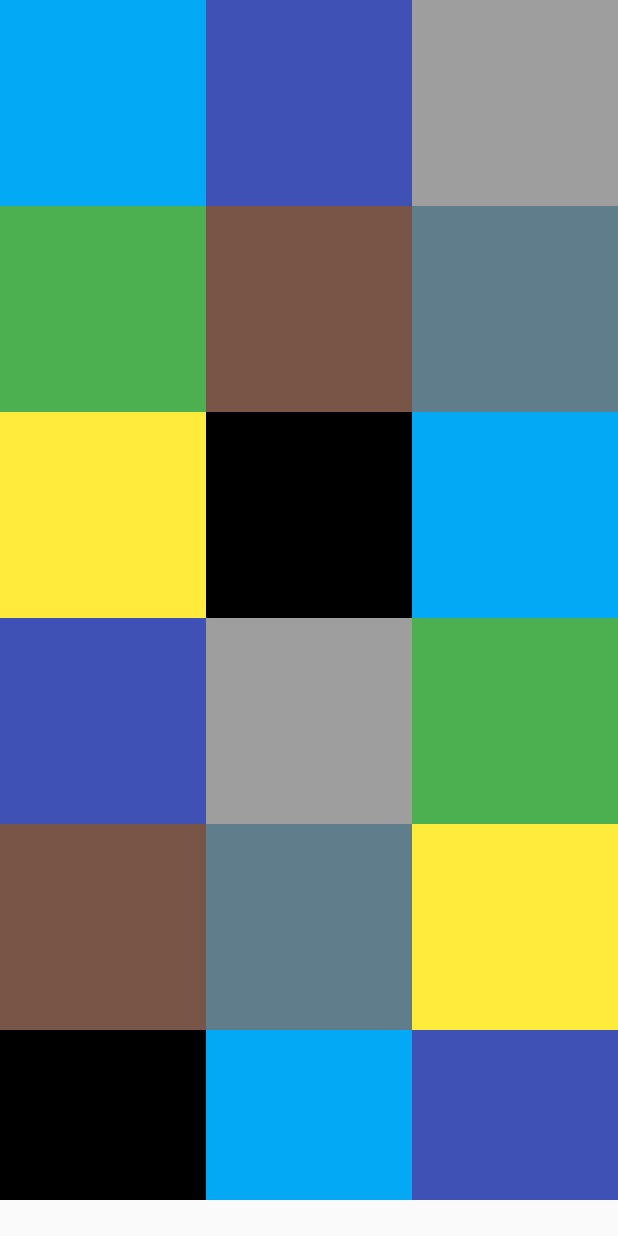
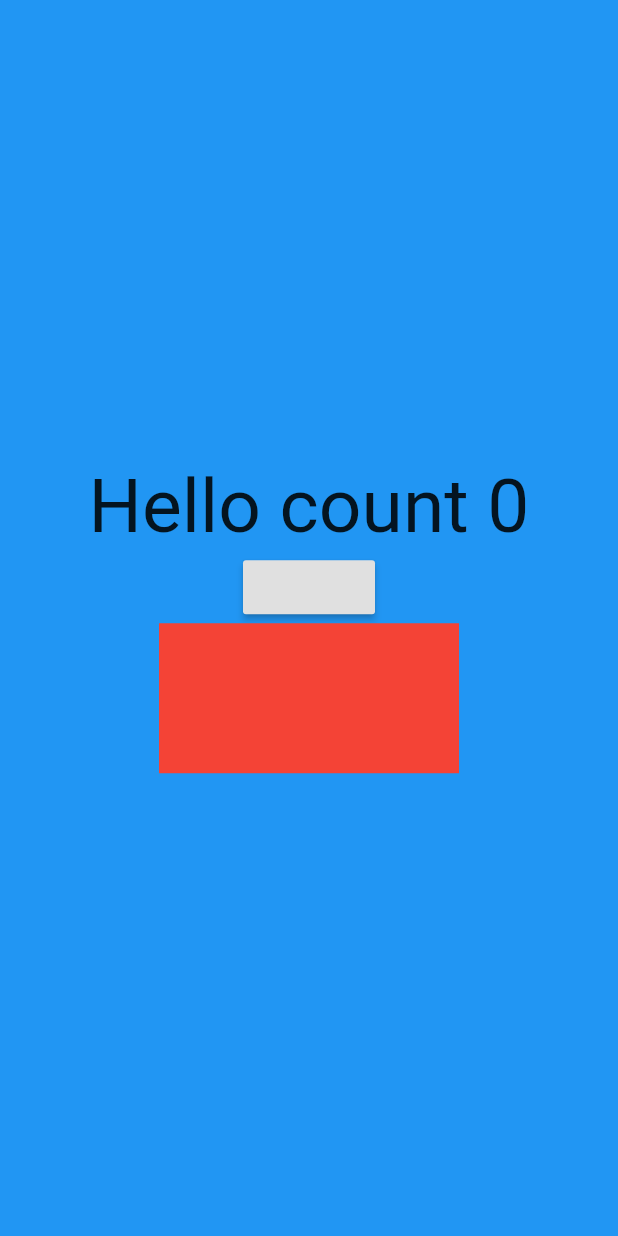
Before and after one commit to sanayut12345/cpe5today_2mobile, a Flutter app: the screen it shows after launch, on a phone screen of 412 x 824 dp. Run offline on Flutter 3.47's test engine with Material 2 defaults, Android fonts, the phone set to English and light mode, and no system bars.

Commit message:
Button ex

```diff
--- a/lib/main.dart
+++ b/lib/main.dart
@@ -5,156 +5,76 @@ void main() {
 }
 
 class MyApp extends StatelessWidget {
+
   @override
   Widget build(BuildContext context) {
     return MaterialApp(
       home: Scaffold(
         body: Container(
-           color: Colors.blue,
-           child: TestWidget(),
-           height: 800.0,
-           width: 500.0,
+          alignment: Alignment.center,
+          color: Colors.blue,
+          child: TestStateflull(),
         )
       ),
     );
   }
 }
+class TestStateflull extends StatefulWidget {
+  @override
+  _TestStateflullState createState() => _TestStateflullState();
+}
 
-class TestWidget extends StatelessWidget {
+class _TestStateflullState extends State<TestStateflull> {
+  int count = 0;
+
+  List<Color> color = [Colors.red,Colors.amber,Colors.pink,Colors.purple,Colors.teal,Colors.white];
+  int countColors = 0;
+  onchangColors(){
+    if (countColors > 4){
+      setState(() {
+        countColors = 0;
+        });
+      }
+      else{
+        setState(() {
+          countColors = countColors+1;
+
+        });
+      }
+    }
   @override
   Widget build(BuildContext context) {
-    return GridView.count(
-      crossAxisCount: 3,
+    return Column(
+      mainAxisAlignment: MainAxisAlignment.center,
       children: [
-        Container(
-          height: 200.0,
-          color: Colors.lightBlue,
+        Text(
+          "Hello count $count",
+          style: TextStyle(
+            fontSize: 50.0
+          ),
         ),
-        Container(
-          height: 200.0,
-          color: Colors.indigo,
+        RaisedButton(
+          onPressed: (){
+            setState(() {
+              count = count+1;
+            });
+
+          }
         ),
-        Container(
-          height: 200.0,
-          color: Colors.grey,
-        ),
-        Container(
-          height: 200.0,
-          color: Colors.green,
-        ),
-        Container(
-          height: 200.0,
-          color: Colors.brown,
-        ),
-        Container(
-          height: 200.0,
-          color: Colors.blueGrey,
-        ),
-        Container(
-          height: 200.0,
-          color: Colors.yellow,
-        ),
-        Container(
-          height: 200.0,
-          color: Colors.black,
-        ),
-        Container(
-          height: 200.0,
-          color: Colors.lightBlue,
-        ),
-        Container(
-          height: 200.0,
-          color: Colors.indigo,
-        ),
-        Container(
-          height: 200.0,
-          color: Colors.grey,
-        ),
-        Container(
-          height: 200.0,
-          color: Colors.green,
-        ),
-        Container(
-          height: 200.0,
-          color: Colors.brown,
-        ),
-        Container(
-          height: 200.0,
-          color: Colors.blueGrey,
-        ),
-        Container(
-          height: 200.0,
-          color: Colors.yellow,
-        ),
-        Container(
-          height: 200.0,
-          color: Colors.black,
-        ),
-        Container(
-          height: 200.0,
-          color: Colors.lightBlue,
-        ),
-        Container(
-          height: 200.0,
-          color: Colors.indigo,
-        ),
-        Container(
-          height: 200.0,
-          color: Colors.grey,
-        ),
-        Container(
-          height: 200.0,
-          color: Colors.green,
-        ),
-        Container(
-          height: 200.0,
-          color: Colors.brown,
-        ),
-        Container(
-          height: 200.0,
-          color: Colors.blueGrey,
-        ),
-        Container(
-          height: 200.0,
-          color: Colors.yellow,
-        ),
-        Container(
-          height: 200.0,
-          color: Colors.black,
-        ),
-        Container(
-          height: 200.0,
-          color: Colors.lightBlue,
-        ),
-        Container(
-          height: 200.0,
-          color: Colors.indigo,
-        ),
-        Container(
-          height: 200.0,
-          color: Colors.grey,
-        ),
-        Container(
-          height: 200.0,
-          color: Colors.green,
-        ),
-        Container(
-          height: 200.0,
-          color: Colors.brown,
-        ),
-        Container(
-          height: 200.0,
-          color: Colors.blueGrey,
-        ),
-        Container(
-          height: 200.0,
-          color: Colors.yellow,
-        ),
-        Container(
-          height: 200.0,
-          color: Colors.black,
-        ),
+        FlatButton(
+          onPressed: (){
+            onchangColors();
+          },
+          child: Container(
+            height: 100,
+            width: 200,
+            color: color[countColors],
+          )
+        )
       ],
     );
   }
+
+
+
 }
```
